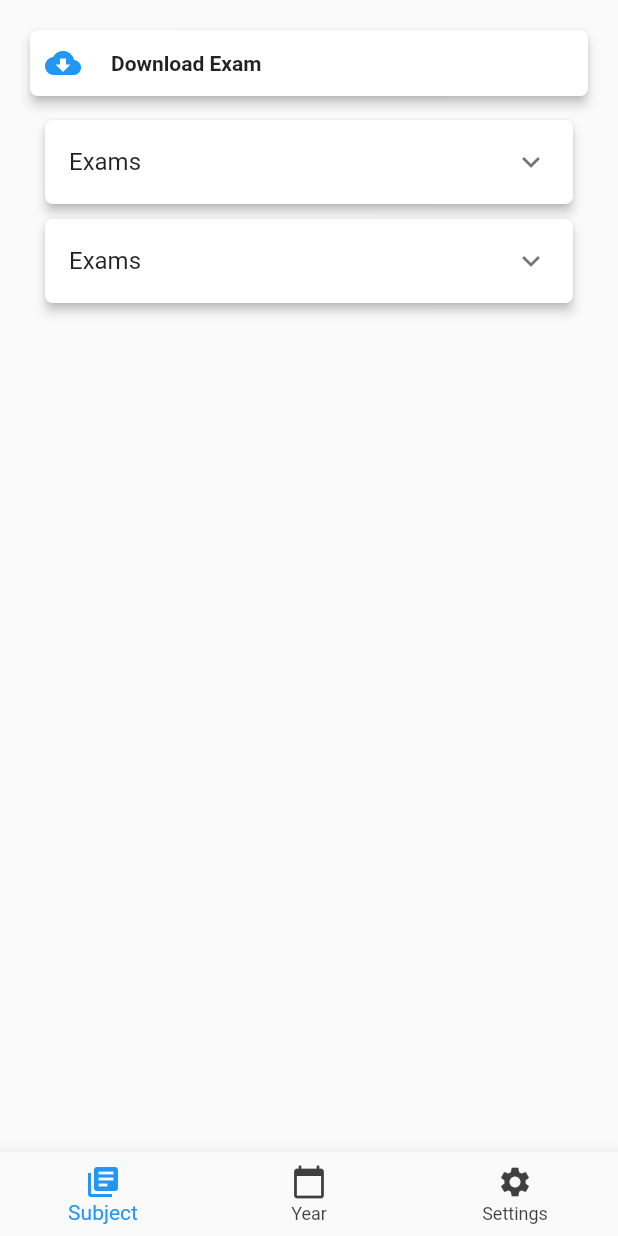
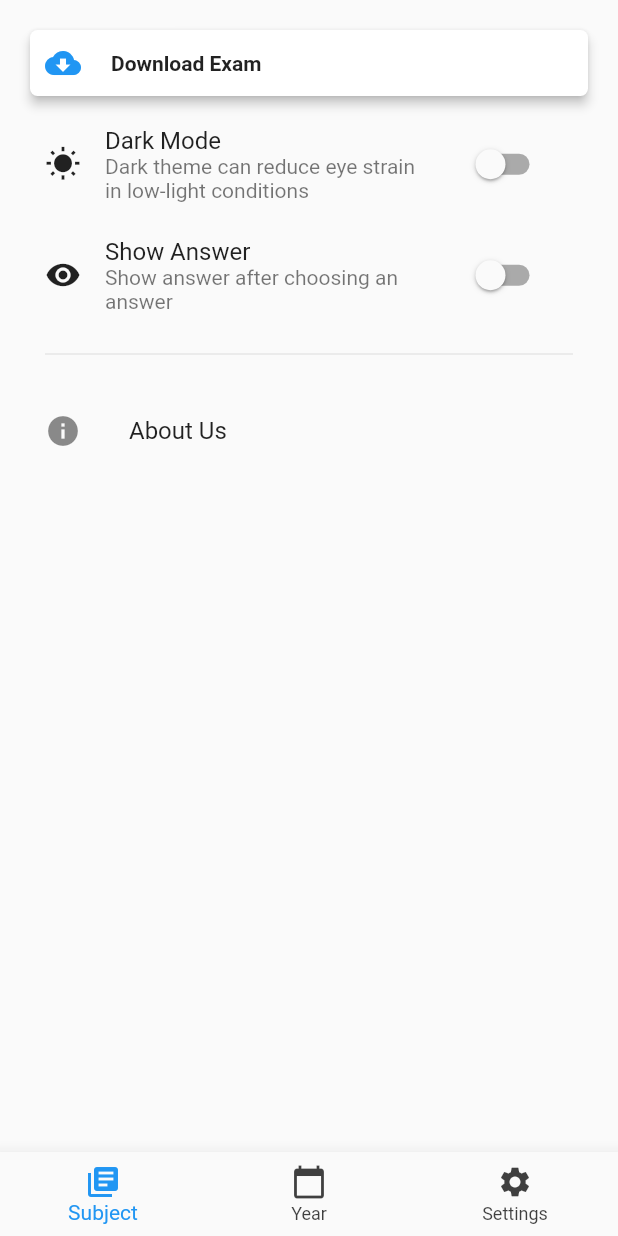
Before and after one commit to NabeelSeid/matriculation, a Flutter app: the screen it shows after launch, on a phone screen of 412 x 824 dp. Run offline on Flutter 3.47's test engine with Material 2 defaults, Android fonts, the phone set to English and light mode, and no system bars.

Commit message:
added settingPage

```diff
--- a/lib/ui/views/home/home_view.dart
+++ b/lib/ui/views/home/home_view.dart
@@ -3,6 +3,7 @@ import 'package:matric/ui/shared/colors.dart';
 import 'package:matric/ui/views/home/download_button.dart';
 import 'package:matric/ui/views/home/exam_expansion_tile.dart';
 import 'package:matric/ui/views/home/home_page.dart';
+import 'package:matric/ui/views/home/setting_page.dart';
 import 'package:matric/ui/views/home/subject_page.dart';
 import 'package:matric/ui/views/home/year_page.dart';
 import 'package:matric/ui/widgets/subject_button.dart';
@@ -25,7 +26,7 @@ class _HomeViewState extends State<HomeView> {
           padding: const EdgeInsets.fromLTRB(20, 20, 20, 0),
           child: Stack(
             children: [
-              YearPage(),
+              SettingPage(),
               DownloadBarButton(
                 onTab: () {},
               )
--- /dev/null
+++ b/lib/ui/views/home/setting_page.dart
@@ -0,0 +1,88 @@
+import 'package:flutter/material.dart';
+import 'package:matric/ui/views/home/home_page.dart';
+
+class SettingPage extends StatelessWidget {
+  const SettingPage({Key key}) : super(key: key);
+
+  @override
+  Widget build(BuildContext context) {
+    return HomePage(
+      paddingBottom: 15.0,
+      children: [
+        SwitchListTileWithIcon(
+          value: false,
+          onChanged: (_) {},
+          leading: Icon(Icons.wb_sunny),
+          title: Text('Dark Mode'),
+          subtitle:
+              Text('Dark theme can reduce eye strain in low-light conditions'),
+        ),
+        SwitchListTileWithIcon(
+          value: false,
+          onChanged: (_) {},
+          leading: Icon(Icons.remove_red_eye),
+          title: Text('Show Answer'),
+          subtitle: Text('Show answer after choosing an answer'),
+        ),
+        Divider(),
+        ListTile(
+          contentPadding: EdgeInsets.zero,
+          leading: Icon(Icons.info),
+          title: Text('About Us'),
+        )
+      ],
+    );
+  }
+}
+
+class SwitchListTileWithIcon extends StatefulWidget {
+  SwitchListTileWithIcon({
+    Key key,
+    @required this.value,
+    @required this.onChanged,
+    this.title,
+    this.subtitle,
+    this.leading,
+  }) : super(key: key);
+
+  final bool value;
+  final ValueChanged<bool> onChanged;
+  final Widget title;
+  final Widget subtitle;
+  final Icon leading;
+  @override
+  _SwitchListTileWithIconState createState() => _SwitchListTileWithIconState();
+}
+
+class _SwitchListTileWithIconState extends State<SwitchListTileWithIcon> {
+  bool _value;
+  ValueChanged<bool> _onChanged;
+
+  @override
+  void initState() {
+    super.initState();
+    _value = widget.value;
+    _onChanged = (value) {
+      setState(() => _value = value);
+      widget.onChanged(value);
+    };
+  }
+
+  @override
+  Widget build(BuildContext context) {
+    return Row(
+      mainAxisSize: MainAxisSize.min,
+      children: [
+        widget.leading ?? Container(),
+        Expanded(
+          child: SwitchListTile(
+            value: _value,
+            onChanged: _onChanged,
+            title: widget.title,
+            subtitle: widget.subtitle,
+          ),
+        ),
+      ],
+    );
+  }
+}
```
